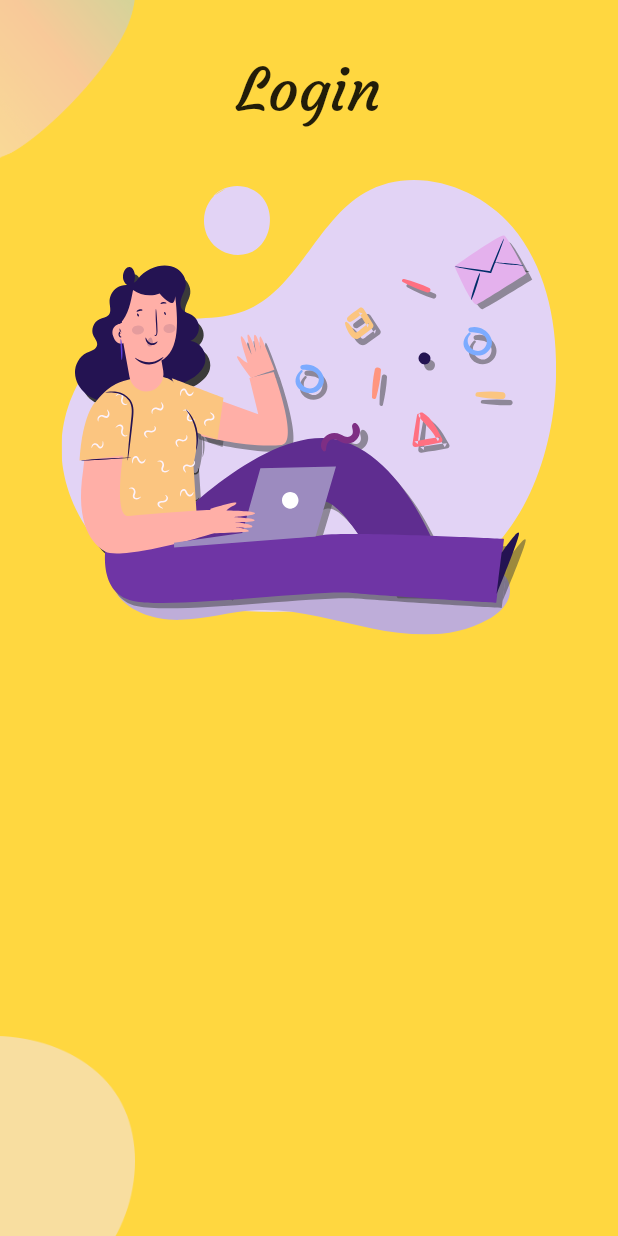
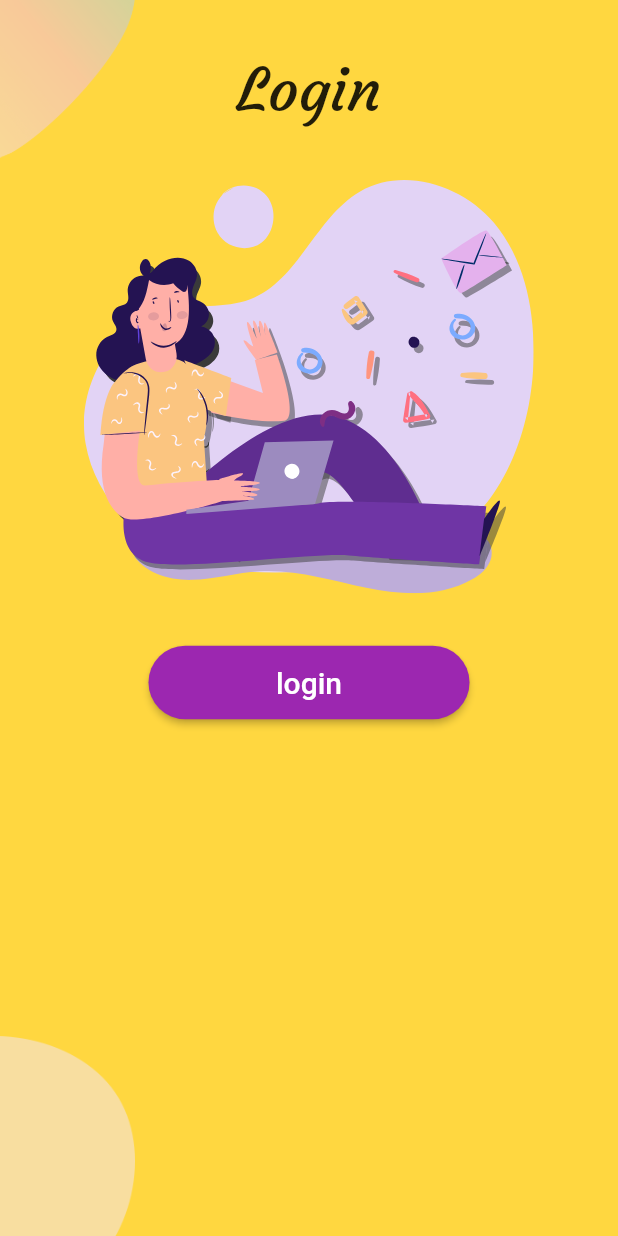
Before and after one commit to ZEDTARIK/flutte_apps_login, a Flutter app: the screen it shows after launch, after a tap on "login", on a phone screen of 412 x 824 dp. Run offline on Flutter 3.47's test engine with Material 2 defaults, Android fonts, the phone set to English and light mode, and no system bars; our stand-ins replace flutter_svg.

Commit message:
Add button

```diff
--- a/lib/pages/login.dart
+++ b/lib/pages/login.dart
@@ -17,6 +17,7 @@ class Login extends StatelessWidget {
           child: Stack(
             children: [
               Positioned(
+                  top: 0,
                   left: 0,
                   child: Image.asset(
                     "assets/images/main_top.png",
@@ -24,6 +25,7 @@ class Login extends StatelessWidget {
                   )),
               Positioned(
                   bottom: 0,
+                  left: 0,
                   child: Image.asset(
                     "assets/images/main_bottom.png",
                     width: 90,
@@ -43,7 +45,31 @@ class Login extends StatelessWidget {
                     SizedBox(
                       height: 35,
                     ),
-                    SvgPicture.asset("assets/icons/login.svg")
+                    SvgPicture.asset(
+                      "assets/icons/login.svg",
+                      width: 300,
+                    ),
+                    SizedBox(
+                      height: 35,
+                    ),
+                    ElevatedButton(
+                      onPressed: () {
+                        Navigator.pushNamed(context, "/login");
+                      },
+                      style: ButtonStyle(
+                          backgroundColor:
+                              MaterialStateProperty.all(Colors.purple),
+                          padding: MaterialStateProperty.all(
+                              EdgeInsets.symmetric(
+                                  horizontal: 85, vertical: 13)),
+                          shape: MaterialStateProperty.all(
+                              RoundedRectangleBorder(
+                                  borderRadius: BorderRadius.circular(30)))),
+                      child: Text(
+                        "login",
+                        style: TextStyle(fontSize: 20),
+                      ),
+                    ),
                   ],
                 ),
               )
--- a/lib/pages/welcome.dart
+++ b/lib/pages/welcome.dart
@@ -17,7 +17,7 @@ class Welcome extends StatelessWidget {
             children: [
               Container(
                 width: double.infinity,
-                color: Color.fromARGB(255, 219, 227, 54),
+                color: Color.fromARGB(255, 218, 229, 8),
                 child: Column(
                   crossAxisAlignment: CrossAxisAlignment.center,
                   children: [
@@ -82,12 +82,14 @@ class Welcome extends StatelessWidget {
               ),
               Positioned(
                   left: 0,
+                  top: 0,
                   child: Image.asset(
                     "assets/images/main_top.png",
                     width: 90,
                   )),
               Positioned(
                   bottom: 0,
+                  left: 0,
                   child: Image.asset(
                     "assets/images/main_bottom.png",
                     width: 70,
```
